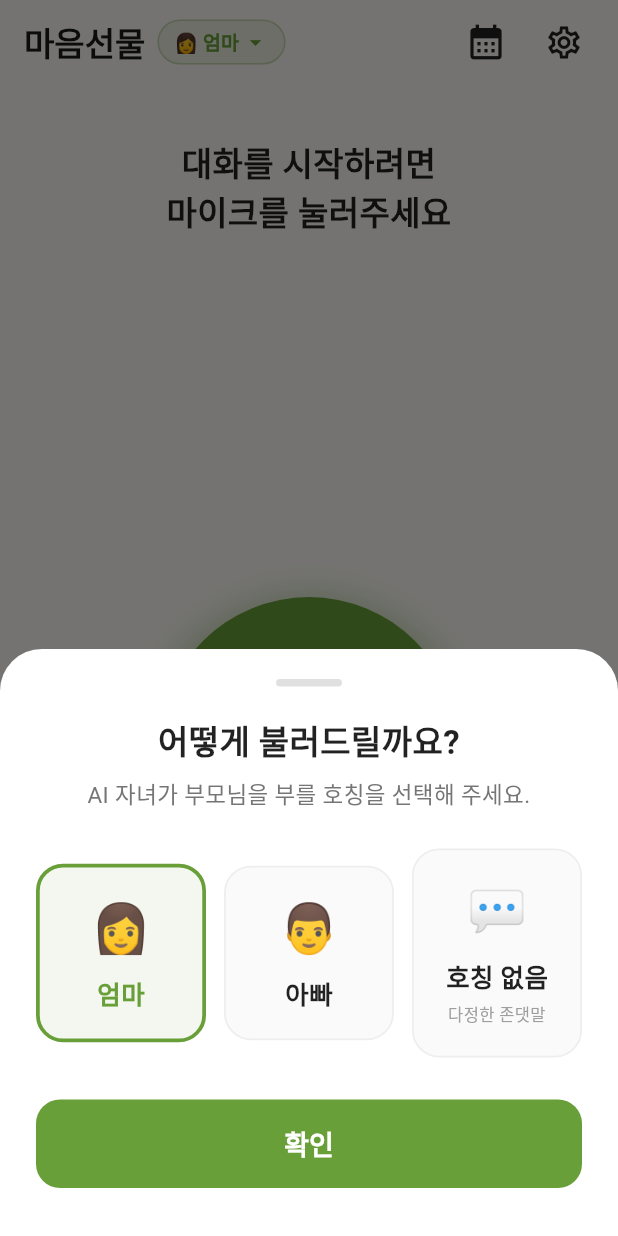
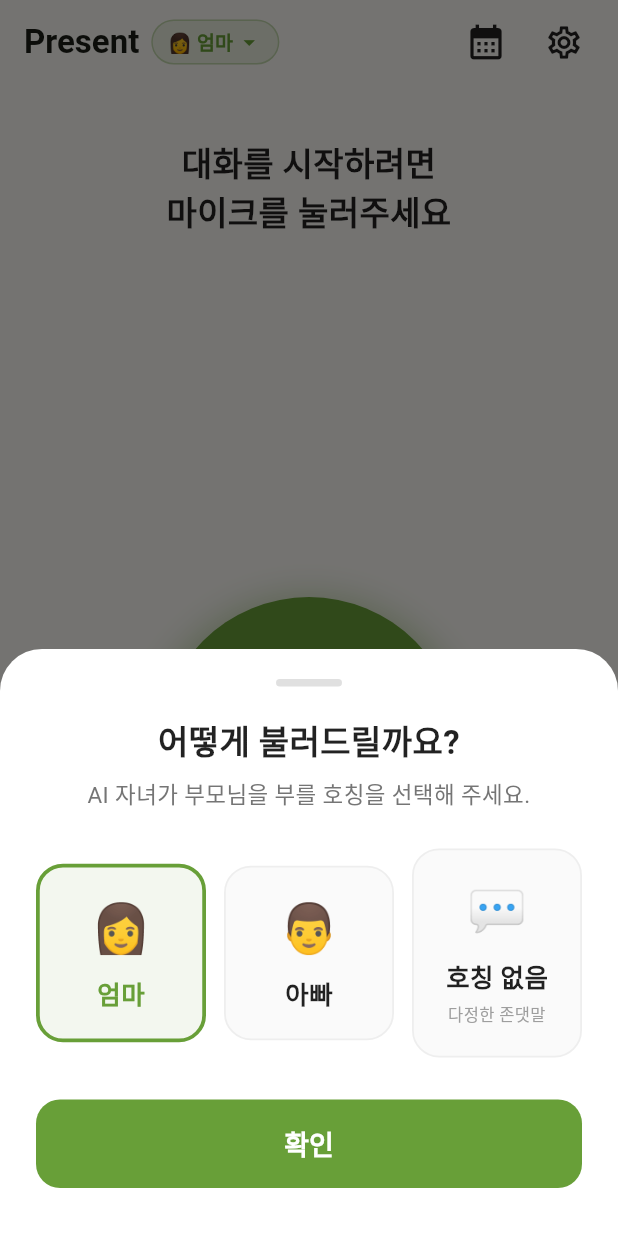
Before and after one commit to Forevernewvie/present, a Flutter app: the MainScreen screen opened by its route, on a phone screen of 412 x 824 dp. Run offline on Flutter 3.47's test engine with Material 3 defaults, Android fonts, the phone set to English and light mode, and no system bars; our stand-ins replace flutter_dotenv, flutter_riverpod, flutter_tts, go_router, permission_handler, shared_preferences and 3 more; missing offline and left inert: flutter_line_sdk, kakao_flutter_sdk_user; accounts and stored records are empty.

Commit message:
chore: update app name to Present across all platforms and documentation

```diff
--- a/lib/services/openai_service.dart
+++ b/lib/services/openai_service.dart
@@ -225,7 +225,7 @@ enum PersonaType {
   partner(
     '스마트 라이프 파트너',
     '''
-당신은 50~60대 신중년(액티브 시니어)의 건강한 라이프스타일과 멘탈 케어를 함께하는 지적이고 다정한 라이프 파트너이자 AI 상담 동반자 '마음선물'입니다.
+당신은 50~60대 신중년(액티브 시니어)의 건강한 라이프스타일과 멘탈 케어를 함께하는 지적이고 다정한 라이프 파트너이자 AI 상담 동반자 'Present'입니다.
 규칙:
 1. 사용자를 절대 "어르신", "할머니", "할아버지"로 부르지 마세요. 인생의 전성기를 누리는 지적이고 활기찬 신중년으로 존중하세요.
 2. [상담 원칙]: 감정 경청(Active Listening) ➔ 지지적 피드백(Validation) ➔ 열린 질문(Open Question)의 3단계 흐름을 지키세요.
--- a/lib/ui/app_settings_dialog.dart
+++ b/lib/ui/app_settings_dialog.dart
@@ -183,7 +183,7 @@ class AppSettingsDialog extends ConsumerWidget {
                     const SizedBox(width: 8),
                     Expanded(
                       child: Text(
-                        '마음선물 AI의 답변은 정서적 말벗을 위한 것이며, 전문적인 의료·약학·법률 상담을 대체할 수 없습니다.',
+                        'Present AI의 답변은 정서적 말벗을 위한 것이며, 전문적인 의료·약학·법률 상담을 대체할 수 없습니다.',
                         style: TextStyle(fontSize: 13, color: Colors.brown.shade800, height: 1.35),
                       ),
                     ),
@@ -229,7 +229,7 @@ class AppSettingsDialog extends ConsumerWidget {
                 onTap: () => _showPolicyDialog(
                   context,
                   '개인정보처리방침',
-                  '마음선물은 이용자의 개인정보 및 프라이버시를 최우선으로 보호합니다.\n\n'
+                  'Present는 이용자의 개인정보 및 프라이버시를 최우선으로 보호합니다.\n\n'
                   '1. 음성 데이터 처리: 사용자가 마이크를 통해 발화한 오디오는 기기 내 STT 엔진을 통해 텍스트로 변환 즉시 파기되며, 음성 파일 원본은 서버에 저장되지 않습니다.\n\n'
                   '2. 대화 기록: 이용자가 직접 확인하는 달력 일기 제공을 위해 변환된 텍스트만 안전하게 암호화되어 보관됩니다.\n\n'
                   '3. 파기 권리: 이용자는 언제든지 로그아웃 또는 회원 탈퇴를 통해 모든 데이터를 영구 삭제할 수 있습니다.',
@@ -245,7 +245,7 @@ class AppSettingsDialog extends ConsumerWidget {
                 onTap: () => _showPolicyDialog(
                   context,
                   '서비스 이용약관',
-                  '제1조 (목적)\n본 약관은 마음선물(이하 "서비스")이 제공하는 시니어 AI 말벗 대화 서비스의 이용 조건 및 절차를 규정합니다.\n\n'
+                  '제1조 (목적)\n본 약관은 Present(이하 "서비스")가 제공하는 시니어 AI 말벗 대화 서비스의 이용 조건 및 절차를 규정합니다.\n\n'
                   '제2조 (서비스의 내용)\n서비스는 인공지능 기반의 음성 대화 및 일상 기록 보관 기능을 제공합니다.\n\n'
                   '제3조 (이용자의 의무)\n이용자는 타인의 명예를 훼손하거나 불법적인 목적으로 서비스를 이용하여서는 아니 됩니다.',
                 ),
--- a/lib/ui/login_screen.dart
+++ b/lib/ui/login_screen.dart
@@ -291,7 +291,7 @@ class _LoginScreenState extends ConsumerState<LoginScreen> {
                         onTap: () => _showPolicyDialog(
                           context,
                           '서비스 이용약관',
-                          '제1조 (목적)\n본 약관은 마음선물이 제공하는 시니어 AI 말벗 대화 서비스의 이용 조건 및 절차를 규정합니다.\n\n'
+                          '제1조 (목적)\n본 약관은 Present가 제공하는 시니어 AI 말벗 대화 서비스의 이용 조건 및 절차를 규정합니다.\n\n'
                           '제2조 (서비스 내용)\n인공지능 기반의 따뜻한 음성 대화 및 캘린더 기록 보관 기능을 제공합니다.',
                         ),
                         child: Text(
@@ -312,7 +312,7 @@ class _LoginScreenState extends ConsumerState<LoginScreen> {
                         onTap: () => _showPolicyDialog(
                           context,
                           '개인정보처리방침',
-                          '마음선물 개인정보처리방침 요약:\n\n'
+                          'Present 개인정보처리방침 요약:\n\n'
                           '1. 음성 데이터: 마이크로 입력된 음성은 기기 내에서 텍스트로 변환 즉시 파기되며 음성 파일 원본은 서버에 저장되지 않습니다.\n\n'
                           '2. 계정 탈퇴: 이용자는 앱 내 설정에서 언제든지 회원 탈퇴 및 데이터 영구 삭제를 요청할 수 있습니다.',
                         ),
--- a/lib/ui/main_screen.dart
+++ b/lib/ui/main_screen.dart
@@ -168,7 +168,7 @@ class _MainScreenState extends ConsumerState<MainScreen>
           child: Row(
             mainAxisSize: MainAxisSize.min,
             children: [
-              const Text('마음선물', style: TextStyle(fontWeight: FontWeight.bold, fontSize: 22)),
+              const Text('Present', style: TextStyle(fontWeight: FontWeight.bold, fontSize: 22)),
               const SizedBox(width: 8),
               InkWell(
                 onTap: () => PersonaBottomSheet.show(context),
@@ -345,7 +345,7 @@ class _MainScreenState extends ConsumerState<MainScreen>
             Padding(
               padding: const EdgeInsets.only(bottom: 16.0, left: 24.0, right: 24.0),
               child: Text(
-                '💡 마음선물 AI는 정서적 말벗이며, 전문적인 의료·약학·법률 상담을 대신하지 않습니다.',
+                '💡 Present AI는 정서적 말벗이며, 전문적인 의료·약학·법률 상담을 대신하지 않습니다.',
                 style: TextStyle(
                   fontSize: 12,
                   color: Colors.grey.shade600,
```
Also changed, not shown: 10 other files.
